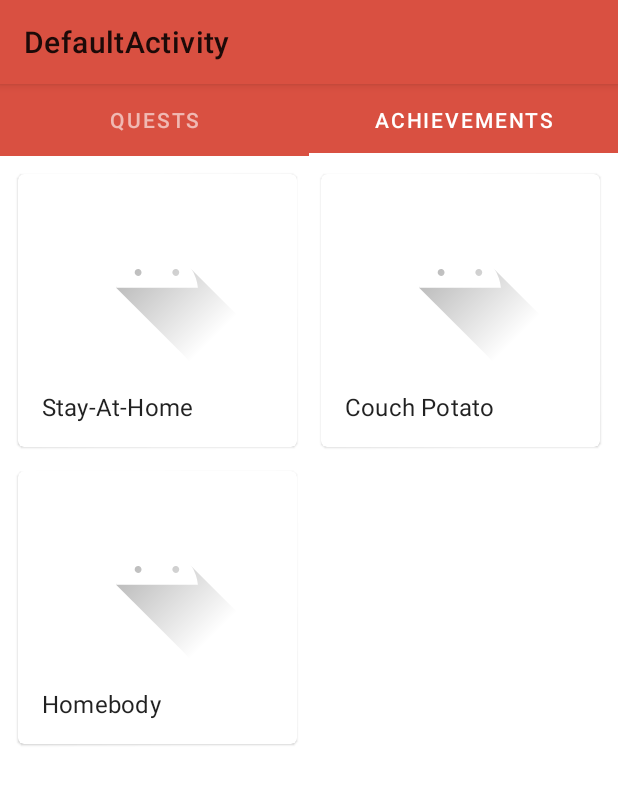
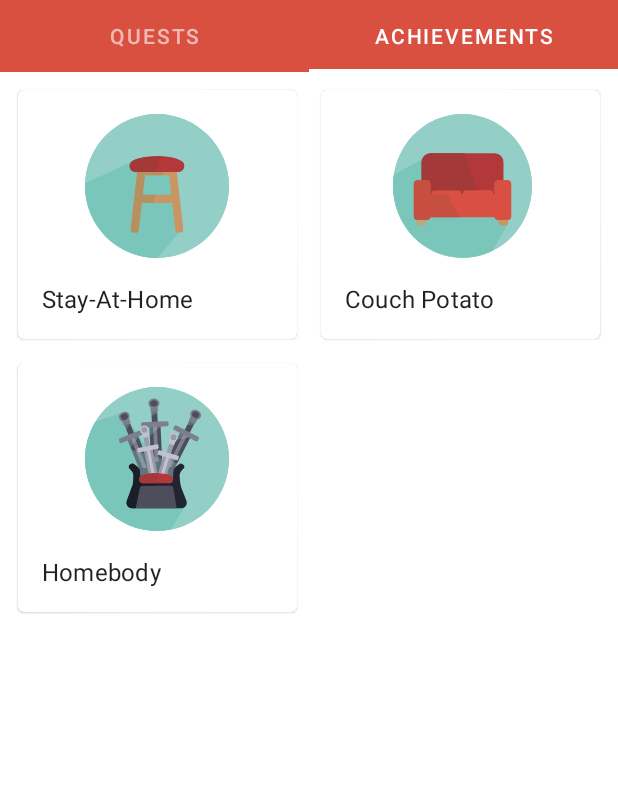
Before and after one commit to Paulpanther/StayhomeApp, an Android app: the screen it shows after launch (MainActivity), tab 2 chosen, on a phone screen of 412 x 824 dp. Shown: the top 785 px of the screen. Run offline under Robolectric (Android 15) with nearby library versions, the phone set to English and light mode, and no system bars.

Commit message:
Improves UI a little bit

```diff
--- a/app/src/main/AndroidManifest.xml
+++ b/app/src/main/AndroidManifest.xml
@@ -15,7 +15,8 @@
         <activity android:name=".ui.NotHomeQuestionActivity" />
         <activity
             android:name=".ui.MainActivity"
-            android:label="@string/title_activity_default">
+            android:label="@string/title_activity_default"
+            android:theme="@style/AppTheme.NoActionBar">
             <intent-filter>
                 <action android:name="android.intent.action.MAIN" />
 
--- a/app/src/main/java/de/wvvh/stayhomeapp/achievements/core/StayHomeAchievement.kt
+++ b/app/src/main/java/de/wvvh/stayhomeapp/achievements/core/StayHomeAchievement.kt
@@ -28,21 +28,21 @@ sealed class StayHomeStreak(streakLength: Int): StreakAchievement(streakLength)
 }
 
 object StayHome3Days: StayHomeStreak(3) {
-    override val imageResource: Int = R.drawable.ic_launcher_foreground
+    override val imageResource: Int = R.drawable.ic_icon_stubenhocker_3
     override val titleResource: Int = R.string.core_couch_potato_1_title
     override val descriptionResource: Int = R.string.core_couch_potato_1_desc
     override val explanationResource: Int = R.string.core_couch_potato_1_explanation
 }
 
 object StayHome5Days: StayHomeStreak(5) {
-    override val imageResource: Int = R.drawable.ic_launcher_foreground
+    override val imageResource: Int = R.drawable.ic_icon_stubenhocker_5
     override val titleResource: Int = R.string.core_couch_potato_2_title
     override val descriptionResource: Int = R.string.core_couch_potato_2_desc
     override val explanationResource: Int = R.string.core_couch_potato_1_explanation
 }
 
 object StayHome7Days: StayHomeStreak(7) {
-    override val imageResource: Int = R.drawable.ic_launcher_foreground
+    override val imageResource: Int = R.drawable.ic_icon_stubenhocker_7
     override val titleResource: Int = R.string.core_couch_potato_3_title
     override val descriptionResource: Int = R.string.core_couch_potato_2_desc
     override val explanationResource: Int = R.string.core_couch_potato_1_explanation
--- /dev/null
+++ b/app/src/main/res/drawable/ic_icon_stubenhocker_3.xml
@@ -0,0 +1,10 @@
+<vector android:height="96dp" android:viewportHeight="141.73"
+    android:viewportWidth="141.73" android:width="96dp" xmlns:android="http://schemas.android.com/apk/res/android">
+    <path android:fillColor="#93cfc6" android:pathData="M70.865,0L70.865,0A70.865,70.865 0,0 1,141.73 70.865L141.73,70.865A70.865,70.865 0,0 1,70.865 141.73L70.865,141.73A70.865,70.865 0,0 1,0 70.865L0,70.865A70.865,70.865 0,0 1,70.865 0z"/>
+    <path android:fillColor="#93cfc6" android:pathData="M70.87,0h0A70.87,70.87 0,0 0,0 70.87L0,70.87a70.87,70.87 0,0 0,70.87 70.86h0a70.87,70.87 0,0 0,70.86 -70.86h0A70.87,70.87 0,0 0,70.87 0ZM70.87,136.06a65.2,65.2 0,1 1,65.19 -65.19A65.27,65.27 0,0 1,70.87 136.06Z"/>
+    <path android:fillColor="#7bc6ba" android:pathData="M56.9,41.79 L0.07,68.07Q0,69.21 0,70.35a1,1 0,0 1,0.26 0.79L0,71.47a70.85,70.85 0,0 0,70.85 70.26h0.51L94.93,114 83.14,51.7Z"/>
+    <path android:fillColor="#c99663" android:pathData="M96.73,113.77 L90.59,59.55V57.2h-0.26l-0.43,-3.8 -7.79,0.89 0.33,2.91H59.3l0.33,-2.91 -7.79,-0.89 -0.43,3.8h-0.27v2.35L45,113.77a2.39,2.39 0,0 0,2.11 2.65l3,0.35a2.4,2.4 0,0 0,2.65 -2.11L55.86,87.5h30l3.07,27.16a2.4,2.4 0,0 0,2.65 2.11l3,-0.35A2.39,2.39 0,0 0,96.73 113.77ZM56.79,79.37 L59,60.21H82.78L85,79.37Z"/>
+    <path android:fillColor="#b6905e" android:pathData="M56.79,79.37 L59,60.21H75.82l1.93,-3H59.3l0.33,-2.91 -7.79,-0.89 -0.43,3.8h-0.27v2.35L45,113.77a2.39,2.39 0,0 0,2.11 2.65l3,0.35a2.4,2.4 0,0 0,2.65 -2.11L55.86,87.5H67.2l2.57,-8.13Z"/>
+    <path android:fillColor="#b4383a" android:pathData="M91.79,57.2a6,6 0,0 0,3 -11.16c-4.56,-2.65 -12.06,-4.69 -24.35,-4.51 -11.41,0.17 -18.68,2 -23.3,4.39C41.6,48.78 43.7,57.2 50,57.2Z"/>
+    <path android:fillColor="#a33939" android:pathData="M70.46,41.53c-11.41,0.17 -18.68,2 -23.3,4.39C41.6,48.78 43.7,57.2 50,57.2H69.24l5.9,-15.62C73.66,41.53 72.11,41.51 70.46,41.53Z"/>
+</vector>
--- /dev/null
+++ b/app/src/main/res/drawable/ic_icon_stubenhocker_5.xml
@@ -0,0 +1,23 @@
+<vector android:height="96dp" android:viewportHeight="141.73"
+    android:viewportWidth="146.83" android:width="96dp" xmlns:android="http://schemas.android.com/apk/res/android">
+    <path android:fillColor="#93cfc6" android:pathData="M75.955,0L75.955,0A70.865,70.865 0,0 1,146.82 70.865L146.82,70.865A70.865,70.865 0,0 1,75.955 141.73L75.955,141.73A70.865,70.865 0,0 1,5.09 70.865L5.09,70.865A70.865,70.865 0,0 1,75.955 0z"/>
+    <path android:fillColor="#93cfc6" android:pathData="M75.96,0h0A70.87,70.87 0,0 0,5.09 70.87L5.09,70.87a70.87,70.87 0,0 0,70.87 70.86h0a70.87,70.87 0,0 0,70.86 -70.86h0A70.87,70.87 0,0 0,75.96 0ZM75.96,136.06a65.2,65.2 0,1 1,65.19 -65.19A65.27,65.27 0,0 1,75.96 136.06Z"/>
+    <path android:fillColor="#7bc6ba" android:pathData="M5.88,59.82A71.47,71.47 0,0 0,5.09 70.34L5.09,70.34A70.87,70.87 0,0 0,75.97 141.2h0a70.58,70.58 0,0 0,31.05 -7.15c4.81,-9.16 15.58,-26.27 15.58,-26.27L39.09,42.18Z"/>
+    <path android:fillColor="#c99663" android:pathData="M31.66,98.66L36.72,98.66A2.37,2.37 0,0 1,39.09 101.03L39.09,107.27A2.37,2.37 0,0 1,36.72 109.64L31.66,109.64A2.37,2.37 0,0 1,29.29 107.27L29.29,101.03A2.37,2.37 0,0 1,31.66 98.66z"/>
+    <path android:fillAlpha="0.3" android:fillColor="#93cfc6"
+        android:pathData="M31.66,98.73L36.72,98.73A2.37,2.37 0,0 1,39.09 101.1L39.09,107.34A2.37,2.37 0,0 1,36.72 109.71L31.66,109.71A2.37,2.37 0,0 1,29.29 107.34L29.29,101.1A2.37,2.37 0,0 1,31.66 98.73z" android:strokeAlpha="0.3"/>
+    <path android:fillColor="#c99663" android:pathData="M115.15,98.73L120.21,98.73A2.37,2.37 0,0 1,122.58 101.1L122.58,107.34A2.37,2.37 0,0 1,120.21 109.71L115.15,109.71A2.37,2.37 0,0 1,112.78 107.34L112.78,101.1A2.37,2.37 0,0 1,115.15 98.73z"/>
+    <path android:fillColor="#b33839" android:pathData="M77.53,38.61L43.14,38.61a9,9 0,0 0,-8.95 9v26.2a9,9 0,0 0,8.95 8.95h65.59a9,9 0,0 0,9 -8.95L117.73,47.56a9,9 0,0 0,-9 -9Z"/>
+    <path android:fillColor="#a33939" android:pathData="M34.19,47.56v26.2a9,9 0,0 0,8.95 8.95h17l0.76,-4L92.41,78.71L77.53,38.61L43.14,38.61A9,9 0,0 0,34.19 47.56Z"/>
+    <path android:fillColor="#d95042" android:pathData="M77.53,78.71L43.14,78.71c-4.94,0 -8.95,2.08 -8.95,4.65L34.19,97c0,2.58 4,4.66 8.95,4.66h65.59c4.94,0 9,-2.08 9,-4.66L117.73,83.36c0,-2.57 -4,-4.65 -9,-4.65Z"/>
+    <path android:fillColor="#d95042" android:pathData="M60.23,75.31L47.67,75.31c-1.8,0 -3.26,0.77 -3.26,1.73v5.07c0,1 1.46,1.73 3.26,1.73L71.61,83.84c1.81,0 3.27,-0.77 3.27,-1.73L74.88,77c0,-1 -1.46,-1.73 -3.27,-1.73Z"/>
+    <path android:fillColor="#d95042" android:pathData="M92.46,75.1L79.91,75.1c-1.8,0 -3.27,0.78 -3.27,1.73L76.64,81.9c0,1 1.47,1.74 3.27,1.74L103.85,83.64c1.8,0 3.27,-0.78 3.27,-1.74L107.12,76.83c0,-1 -1.47,-1.73 -3.27,-1.73Z"/>
+    <group>
+        <clip-path android:pathData="M77.53,78.71L43.14,78.71c-4.94,0 -8.95,2.08 -8.95,4.65L34.19,97c0,2.58 4,4.66 8.95,4.66h65.59c4.94,0 9,-2.08 9,-4.66L117.73,83.36c0,-2.57 -4,-4.65 -9,-4.65Z"/>
+        <path android:fillColor="#c64f41" android:pathData="M77.53,38.61l-6.82,40.1L60.9,78.71l11.76,22.94S49.29,121.81 48,122.06s-48.26,-15.22 -48,-16.25S24.27,30.69 24.27,30.69l48,-0.24Z"/>
+    </group>
+    <path android:fillColor="#d95042" android:pathData="M30.2,65.14L39.42,65.14A3.87,3.87 0,0 1,43.29 69.01L43.29,100.28A3.87,3.87 0,0 1,39.42 104.15L30.2,104.15A3.87,3.87 0,0 1,26.33 100.28L26.33,69.01A3.87,3.87 0,0 1,30.2 65.14z"/>
+    <path android:fillColor="#d95042" android:pathData="M112.46,65.14L121.68,65.14A3.87,3.87 0,0 1,125.55 69.01L125.55,100.28A3.87,3.87 0,0 1,121.68 104.15L112.46,104.15A3.87,3.87 0,0 1,108.59 100.28L108.59,69.01A3.87,3.87 0,0 1,112.46 65.14z"/>
+    <path android:fillColor="#c64f41" android:pathData="M30.2,65.14L39.42,65.14A3.87,3.87 0,0 1,43.29 69.01L43.29,100.28A3.87,3.87 0,0 1,39.42 104.15L30.2,104.15A3.87,3.87 0,0 1,26.33 100.28L26.33,69.01A3.87,3.87 0,0 1,30.2 65.14z"/>
+    <path android:fillColor="#d95042" android:pathData="M112.46,65.14L121.68,65.14A3.87,3.87 0,0 1,125.55 69.01L125.55,100.28A3.87,3.87 0,0 1,121.68 104.15L112.46,104.15A3.87,3.87 0,0 1,108.59 100.28L108.59,69.01A3.87,3.87 0,0 1,112.46 65.14z"/>
+</vector>
--- /dev/null
+++ b/app/src/main/res/drawable/ic_icon_stubenhocker_7.xml
@@ -0,0 +1,63 @@
+<vector android:height="96dp" android:viewportHeight="141.73"
+    android:viewportWidth="141.73" android:width="96dp" xmlns:android="http://schemas.android.com/apk/res/android">
+    <path android:fillColor="#93cfc6" android:pathData="M70.865,0L70.865,0A70.865,70.865 0,0 1,141.73 70.865L141.73,70.865A70.865,70.865 0,0 1,70.865 141.73L70.865,141.73A70.865,70.865 0,0 1,0 70.865L0,70.865A70.865,70.865 0,0 1,70.865 0z"/>
+    <path android:fillColor="#93cfc6" android:pathData="M70.87,0h0A70.87,70.87 0,0 0,0 70.87L0,70.87a70.87,70.87 0,0 0,70.87 70.86h0a70.87,70.87 0,0 0,70.86 -70.86h0A70.87,70.87 0,0 0,70.87 0ZM70.87,136.06a65.2,65.2 0,1 1,65.19 -65.19A65.27,65.27 0,0 1,70.87 136.06Z"/>
+    <path android:fillColor="#7bc6ba" android:pathData="M10.17,34.27A70.61,70.61 0,0 0,0 70.87H0a70.87,70.87 0,0 0,70.87 70.86h0a71,71 0,0 0,14.07 -1.4c5.12,-9.41 14.73,-24.69 14.73,-24.69L36.86,24.84Z"/>
+    <path android:fillColor="#4e4d5c" android:pathData="M41.241,50.421l10.203,-4.11l20.774,51.573l-10.203,4.11z"/>
+    <path android:fillColor="#7e7e91" android:pathData="M45.522,48.678L47.145,48.024A1.03,1.03 113.06,0 1,48.485 48.595L61.551,81.032A1.03,1.03 113.06,0 1,60.981 82.372L59.357,83.026A1.03,1.03 113.06,0 1,58.017 82.456L44.951,50.018A1.03,1.03 113.06,0 1,45.522 48.678z"/>
+    <path android:fillColor="#4e4d5c" android:pathData="M38.168,35.723l5.296,-2.133l5.134,12.745l-5.296,2.133z"/>
+    <path android:fillColor="#7e7e91" android:pathData="M36.955,31.381L41.342,29.614A1.26,1.26 113.06,0 1,42.982 30.312L44.64,34.43A1.26,1.26 113.06,0 1,43.942 36.07L39.555,37.837A1.26,1.26 113.06,0 1,37.916 37.139L36.257,33.021A1.26,1.26 113.06,0 1,36.955 31.381z"/>
+    <path android:fillColor="#7e7e91" android:pathData="M34.29,50.53L56.506,41.581A1.55,1.55 113.06,0 1,58.522 42.44L59.232,44.202A1.55,1.55 113.06,0 1,58.374 46.219L36.158,55.168A1.55,1.55 113.06,0 1,34.141 54.309L33.432,52.547A1.55,1.55 113.06,0 1,34.29 50.53z"/>
+    <path android:fillColor="#7e7e91" android:pathData="M33.545,31.324a4.78,5.5 68.06,1 0,10.203 -4.11a4.78,5.5 68.06,1 0,-10.203 4.11z"/>
+    <path android:fillColor="#4e4d5c" android:pathData="M35.289,30.622a3.15,3.62 68.06,1 0,6.716 -2.705a3.15,3.62 68.06,1 0,-6.716 2.705z"/>
+    <path android:fillColor="#4e4d5c" android:pathData="M63.277,36.942l10.988,-0.512l2.59,55.54l-10.988,0.512z"/>
+    <path android:fillColor="#7e7e91" android:pathData="M67.892,36.707L69.64,36.626A1.03,1.03 132.33,0 1,70.717 37.607L72.346,72.539A1.03,1.03 132.33,0 1,71.365 73.615L69.617,73.697A1.03,1.03 132.33,0 1,68.54 72.716L66.911,37.784A1.03,1.03 132.33,0 1,67.892 36.707z"/>
+    <path android:fillColor="#4e4d5c" android:pathData="M65.239,22.052l5.704,-0.266l0.64,13.725l-5.704,0.266z"/>
+    <path android:fillColor="#7e7e91" android:pathData="M65.521,17.551L70.246,17.331A1.26,1.26 132.33,0 1,71.563 18.531L71.77,22.966A1.26,1.26 132.33,0 1,70.57 24.284L65.845,24.504A1.26,1.26 132.33,0 1,64.528 23.304L64.321,18.869A1.26,1.26 132.33,0 1,65.521 17.551z"/>
+    <path android:fillColor="#7e7e91" android:pathData="M56.691,34.747L80.615,33.631A1.55,1.55 132.33,0 1,82.235 35.107L82.324,37.005A1.55,1.55 132.33,0 1,80.847 38.626L56.923,39.742A1.55,1.55 132.33,0 1,55.303 38.265L55.214,36.367A1.55,1.55 132.33,0 1,56.691 34.747z"/>
+    <path android:fillColor="#7e7e91" android:pathData="M62.323,16.379a4.78,5.5 87.33,1 0,10.988 -0.512a4.78,5.5 87.33,1 0,-10.988 0.512z"/>
+    <path android:fillColor="#4e4d5c" android:pathData="M64.201,16.292a3.15,3.62 87.33,1 0,7.232 -0.337a3.15,3.62 87.33,1 0,-7.232 0.337z"/>
+    <path android:fillColor="#4e4d5c" android:pathData="M94.657,43.144l9.8,4.996l-25.251,49.536l-9.8,-4.996z"/>
+    <path android:fillColor="#7e7e91" android:pathData="M98.792,45.215L100.351,46.009A1.03,1.03 72.01,0 1,100.801 47.395L84.92,78.551A1.03,1.03 72.01,0 1,83.534 79.001L81.975,78.206A1.03,1.03 72.01,0 1,81.525 76.82L97.407,45.665A1.03,1.03 72.01,0 1,98.792 45.215z"/>
+    <path android:fillColor="#4e4d5c" android:pathData="M103.734,31.171l5.087,2.593l-6.24,12.241l-5.087,-2.593z"/>
+    <path android:fillColor="#7e7e91" android:pathData="M106.215,27.404L110.429,29.552A1.26,1.26 72.01,0 1,110.979 31.247L108.963,35.203A1.26,1.26 72.01,0 1,107.268 35.753L103.054,33.605A1.26,1.26 72.01,0 1,102.503 31.91L104.52,27.955A1.26,1.26 72.01,0 1,106.215 27.404z"/>
+    <path android:fillColor="#7e7e91" android:pathData="M90.026,37.969L111.363,48.846A1.55,1.55 72.01,0 1,112.04 50.93L111.177,52.623A1.55,1.55 72.01,0 1,109.093 53.3L87.755,42.423A1.55,1.55 72.01,0 1,87.078 40.338L87.941,38.646A1.55,1.55 72.01,0 1,90.026 37.969z"/>
+    <path android:fillColor="#7e7e91" android:pathData="M106.733,31.556a4.78,5.5 117.01,1 0,4.342 -8.517a4.78,5.5 117.01,1 0,-4.342 8.517z"/>
+    <path android:fillColor="#4e4d5c" android:pathData="M107.473,30.104a3.15,3.62 117.01,1 0,2.861 -5.613a3.15,3.62 117.01,1 0,-2.861 5.613z"/>
+    <path android:fillAlpha="0.3" android:fillColor="#93cfc6"
+        android:pathData="M90.73,75.07l-10.73,-3.18l-3.73,7.33l-0.4,-8.55l-11.17,-3.31l0.63,13.44l-6.06,-15.04l-13.46,-3.99l16.2,40.23l10.21,-4.11l-1.92,-4.76l8.9,4.54l11.53,-22.6z" android:strokeAlpha="0.3"/>
+    <path android:fillAlpha="0.3" android:fillColor="#93cfc6"
+        android:pathData="M63.4,39.44l0.41,8.89l10.58,-9.41l-10.99,0.52z" android:strokeAlpha="0.3"/>
+    <path android:fillAlpha="0.3" android:fillColor="#93cfc6"
+        android:pathData="M52.85,49.82l-0.47,-1.19l-10.21,4.11l2.72,6.75l7.96,-9.67z" android:strokeAlpha="0.3"/>
+    <path android:fillAlpha="0.3" android:fillColor="#93cfc6"
+        android:pathData="M102.27,49.83l-8.74,-4.46l-3.23,6.33l11.97,-1.87z" android:strokeAlpha="0.3"/>
+    <path android:fillAlpha="0.3" android:fillColor="#93cfc6"
+        android:pathData="M43.94,36.08l-4.39,1.76a1.23,1.23 0,0 1,-0.49 0.1l1.68,4.16 3.61,-6.3A1.2,1.2 0,0 1,43.94 36.08Z" android:strokeAlpha="0.3"/>
+    <path android:fillAlpha="0.3" android:fillColor="#93cfc6"
+        android:pathData="M103,33.61a1.22,1.22 0,0 1,-0.39 -0.31l-2.28,4.47 6.85,-0.87 0.51,-1a1.32,1.32 0,0 1,-0.47 -0.13Z" android:strokeAlpha="0.3"/>
+    <path android:fillAlpha="0.3" android:fillColor="#93cfc6"
+        android:pathData="M71.05,24.17a1.31,1.31 0,0 1,-0.48 0.12l-4.73,0.22a1.15,1.15 0,0 1,-0.49 -0.08l0.2,4.33 5.57,-3.12Z" android:strokeAlpha="0.3"/>
+    <path android:fillColor="#4e4d5c" android:pathData="M52.73,79.75h33.92v12.1h-33.92z"/>
+    <path android:fillAlpha="0.3" android:fillColor="#93cfc6"
+        android:pathData="M52.73,79.75h33.92v12.1h-33.92z" android:strokeAlpha="0.3"/>
+    <path android:fillColor="#9a9ba8" android:pathData="M76.05,108.753l-8.463,1.69l-9.822,-49.199l8.463,-1.69z"/>
+    <path android:fillColor="#c2c1d4" android:pathData="M69.221,93.011L67.838,93.287A0.79,0.79 123.71,0 1,66.909 92.667L60.677,61.453A0.79,0.79 123.71,0 1,61.298 60.524L62.68,60.248A0.79,0.79 123.71,0 1,63.61 60.868L69.841,92.082A0.79,0.79 123.71,0 1,69.221 93.011z"/>
+    <path android:fillColor="#9a9ba8" android:pathData="M64.009,59.039l-4.393,0.877l-2.428,-12.16l4.393,-0.877z"/>
+    <path android:fillColor="#c2c1d4" android:pathData="M61.37,49.21L58.271,49.829A1.26,1.26 123.71,0 1,56.789 48.84L56.053,45.153A1.26,1.26 123.71,0 1,57.042 43.67L60.141,43.052A1.26,1.26 123.71,0 1,61.623 44.041L62.359,47.728A1.26,1.26 123.71,0 1,61.37 49.21z"/>
+    <path android:fillColor="#c2c1d4" android:pathData="M71.673,60.769L53.198,64.458A1.19,1.19 123.71,0 1,51.798 63.524L51.381,61.435A1.19,1.19 123.71,0 1,52.315 60.035L70.79,56.346A1.19,1.19 123.71,0 1,72.19 57.28L72.607,59.369A1.19,1.19 123.71,0 1,71.673 60.769z"/>
+    <path android:fillColor="#c2c1d4" android:pathData="M58.36,42.18m-4.31,0a4.31,4.31 0,1 1,8.62 0a4.31,4.31 0,1 1,-8.62 0"/>
+    <path android:fillColor="#9a9ba8" android:pathData="M58.36,42.18m-2.84,0a2.84,2.84 0,1 1,5.68 0a2.84,2.84 0,1 1,-5.68 0"/>
+    <path android:fillColor="#9a9ba8" android:pathData="M71.718,116.463l-8.272,-2.461l14.308,-48.087l8.272,2.461z"/>
+    <path android:fillColor="#c2c1d4" android:pathData="M73.049,99.365L71.697,98.963A0.79,0.79 61.57,0 1,71.165 97.98L80.243,67.472A0.79,0.79 61.57,0 1,81.225 66.94L82.577,67.342A0.79,0.79 61.57,0 1,83.109 68.325L74.031,98.833A0.79,0.79 61.57,0 1,73.049 99.365z"/>
+    <path android:fillColor="#9a9ba8" android:pathData="M84.301,66.89l-4.294,-1.278l3.536,-11.885l4.294,1.278z"/>
+    <path android:fillColor="#c2c1d4" android:pathData="M86.566,56.96L83.537,56.059A1.26,1.26 61.57,0 1,82.689 54.492L83.761,50.888A1.26,1.26 61.57,0 1,85.328 50.04L88.357,50.941A1.26,1.26 61.57,0 1,89.205 52.508L88.133,56.112A1.26,1.26 61.57,0 1,86.566 56.96z"/>
+    <path android:fillColor="#c2c1d4" android:pathData="M90.275,71.997L72.218,66.624A1.19,1.19 61.57,0 1,71.416 65.144L72.024,63.103A1.19,1.19 61.57,0 1,73.504 62.302L91.561,67.675A1.19,1.19 61.57,0 1,92.363 69.155L91.755,71.196A1.19,1.19 61.57,0 1,90.275 71.997z"/>
+    <path android:fillColor="#c2c1d4" android:pathData="M87.19,49.34m-4.31,0a4.31,4.31 0,1 1,8.62 0a4.31,4.31 0,1 1,-8.62 0"/>
+    <path android:fillColor="#9a9ba8" android:pathData="M87.19,49.34m-2.84,0a2.84,2.84 0,1 1,5.68 0a2.84,2.84 0,1 1,-5.68 0"/>
+    <path android:fillColor="#222430" android:pathData="M100,112.53 L94.44,98.24l0,-0.08A61.41,61.41 0,0 1,93.1 87.1c0,-2.76 2.13,-5.26 3.93,-6.89a2.39,2.39 0,0 0,-0.29 -3.76l-1.12,-0.74a2.38,2.38 0,0 0,-2.6 0c-2,1.29 -5.64,3.95 -6.09,6.62a50.65,50.65 0,0 0,-0.27 6.41c0,1.33 -1.07,5.72 -2.39,5.72H56.67c-1.32,0 -2.39,-4.39 -2.39,-5.72A50.65,50.65 0,0 0,54 82.3c-0.45,-2.67 -4.08,-5.33 -6.09,-6.62a2.38,2.38 0,0 0,-2.6 0l-1.12,0.74a2.39,2.39 0,0 0,-0.29 3.76c1.8,1.63 3.91,4.13 3.92,6.89A61.4,61.4 0,0 1,47 96.37a2.5,2.5 0,0 1,-0.32 0.73,4.93 4.93,0 0,0 -0.54,1.22L41,112.61a5.38,5.38 0,0 0,5.44 6.7H94.54A5.36,5.36 0,0 0,100 112.53Z"/>
+    <path android:fillColor="#4e4d5c" android:pathData="M53.73,99.4l-4,19.91H90.23L86.94,99.46A2.84,2.84 0,0 0,84 97.31H56.63A2.84,2.84 0,0 0,53.73 99.4Z"/>
+    <path android:fillColor="#191f27" android:pathData="M69.62,94.43h-13A2.41,2.41 0,0 1,54.26 92,78.65 78.65,0 0,0 54,82.3c-0.45,-2.67 -4.08,-5.33 -6.09,-6.62a2.38,2.38 0,0 0,-2.6 0l-1.12,0.74a2.38,2.38 0,0 0,-0.29 3.76c1.79,1.63 3.91,4.13 3.92,6.89A61.17,61.17 0,0 1,47 96.37a2.5,2.5 0,0 1,-0.32 0.73,4.93 4.93,0 0,0 -0.54,1.22L41,112.61a5.38,5.38 0,0 0,5.44 6.7h3.37l3.64,-18.74a4,4 0,0 1,4 -3.26H67.82l1.82,-2.68Z"/>
+    <path android:fillColor="#b4383a" android:pathData="M83.08,94.63A3.73,3.73 0,0 0,85 87.68c-2.84,-1.65 -7.5,-2.91 -15.15,-2.8 -7.1,0.1 -11.63,1.25 -14.51,2.73a3.72,3.72 0,0 0,1.74 7Z"/>
+    <path android:fillColor="#a33939" android:pathData="M69.8,84.88c-7.1,0.1 -11.63,1.25 -14.51,2.73a3.72,3.72 0,0 0,1.74 7H69l3.67,-9.72Q71.33,84.85 69.8,84.88Z"/>
+</vector>
--- a/app/src/main/res/layout/achievement_card.xml
+++ b/app/src/main/res/layout/achievement_card.xml
@@ -14,12 +14,13 @@
 
         <!-- Media -->
         <ImageView
-            android:layout_width="128dp"
-            android:layout_height="128dp"
+            android:layout_width="wrap_content"
+            android:layout_height="wrap_content"
             android:layout_gravity="center_horizontal"
             android:id="@+id/achievement_icon"
             app:srcCompat="@drawable/ic_launcher_background"
             android:scaleType="centerCrop"
+            android:layout_marginTop="16dp"
             android:contentDescription="Achievement Picture"
             tools:ignore="HardcodedText" />
 
--- a/app/src/main/res/values/styles.xml
+++ b/app/src/main/res/values/styles.xml
@@ -11,6 +11,9 @@
     <style name="AppTheme.NoActionBar" parent="Theme.MaterialComponents.Light.NoActionBar">
         <item name="windowActionBar">false</item>
         <item name="windowNoTitle">true</item>
+        <item name="colorPrimary">@color/colorPrimary</item>
+        <item name="colorPrimaryDark">@color/colorPrimaryDark</item>
+        <item name="colorAccent">@color/colorAccent</item>
     </style>
 
     <style name="AppTheme.PopupOverlay" parent="ThemeOverlay.MaterialComponents.Light" />
```
